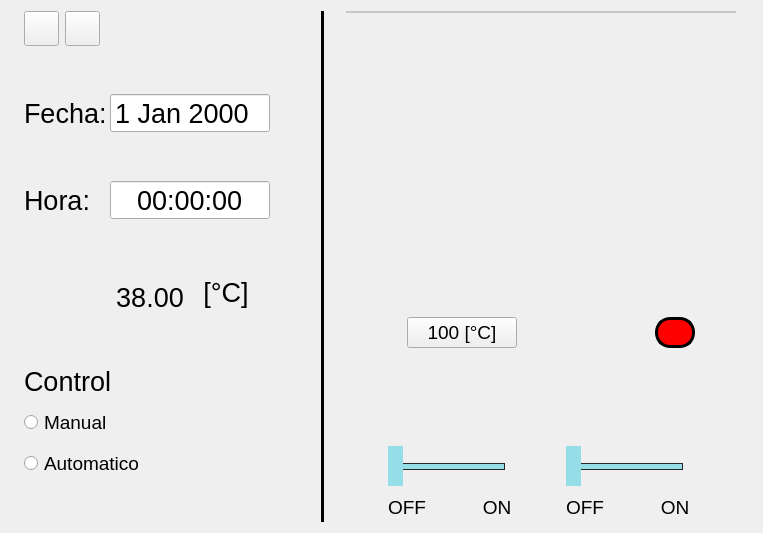
Above: GUI/CUERPO/DISENO/SISTEMA_CONTROL/main_dise.ui from ronihdzz/IoT_domotica before the change. Below: the same form after it.
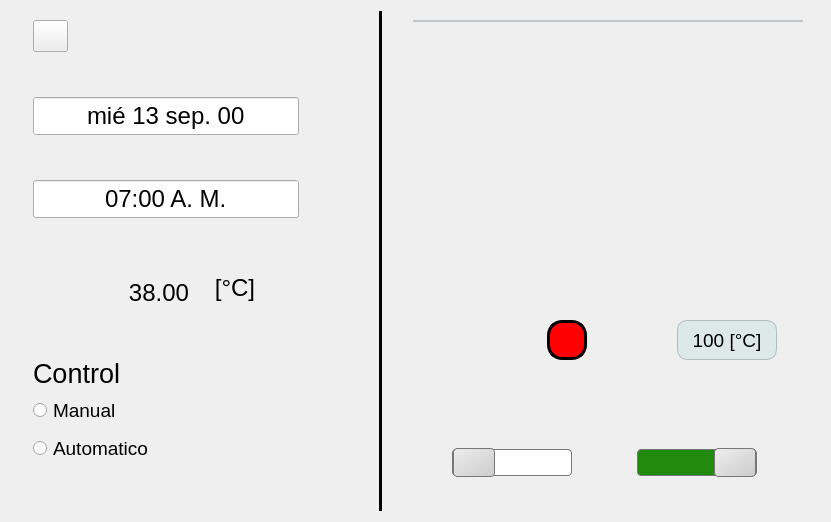
That is the form after the change. Icons and pictures are not drawn.

The edit to the form file:
```diff
--- a/GUI/CUERPO/DISENO/SISTEMA_CONTROL/main_dise.ui
+++ b/GUI/CUERPO/DISENO/SISTEMA_CONTROL/main_dise.ui
@@ -6,14 +6,17 @@
    <rect>
     <x>0</x>
     <y>0</y>
-    <width>761</width>
-    <height>533</height>
+    <width>823</width>
+    <height>518</height>
    </rect>
   </property>
   <property name="windowTitle">
    <string>Form</string>
   </property>
-  <layout class="QHBoxLayout" name="horizontalLayout_5">
+  <property name="locale">
+   <locale language="Spanish" country="Mexico"/>
+  </property>
+  <layout class="QHBoxLayout" name="horizontalLayout_10">
    <item>
     <widget class="QLabel" name="label_13">
      <property name="maximumSize">
@@ -28,10 +31,14 @@
     </widget>
    </item>
    <item>
-    <layout class="QVBoxLayout" name="verticalLayout_2">
-     <property name="sizeConstraint">
-      <enum>QLayout::SetMinAndMaxSize</enum>
+    <widget class="QWidget" name="widget" native="true">
+     <property name="minimumSize">
+      <size>
+       <width>320</width>
+       <height>500</height>
+      </size>
      </property>
+     <layout class="QVBoxLayout" name="verticalLayout">
      <item>
       <layout class="QHBoxLayout" name="horizontalLayout_4">
        <property name="sizeConstraint">
@@ -69,37 +76,6 @@
          </property>
         </widget>
        </item>
-       <item>
-        <widget class="QPushButton" name="btn_configIdioma">
-         <property name="minimumSize">
-          <size>
-           <width>25</width>
-           <height>25</height>
-          </size>
-         </property>
-         <property name="maximumSize">
-          <size>
-           <width>35</width>
-           <height>35</height>
-          </size>
-         </property>
-         <property name="styleSheet">
-          <string notr="true">QPushButton {
-border-image:url(:/SISTEMA_CONTROL/IMAGENES/SISTEMA_CONTROL/idioma_on.png)
- }
-QPushButton:hover {
-border-image:url(:/SISTEMA_CONTROL/IMAGENES/SISTEMA_CONTROL/idioma_off.png)
-}
-QPushButton:pressed {
-border-image:url(:/SISTEMA_CONTROL/IMAGENES/SISTEMA_CONTROL/idioma_on.png)
-}
-</string>
-         </property>
-         <property name="text">
-          <string/>
-         </property>
-        </widget>
-       </item>
        <item>
         <widget class="QLabel" name="label">
          <property name="maximumSize">
@@ -119,7 +95,13 @@
       </layout>
      </item>
      <item>
-      <widget class="QLabel" name="label_5">
+       <widget class="QLabel" name="label_40">
+        <property name="minimumSize">
+         <size>
+          <width>100</width>
+          <height>10</height>
+         </size>
+        </property>
        <property name="text">
         <string/>
        </property>
@@ -130,58 +112,56 @@
        <property name="sizeConstraint">
         <enum>QLayout::SetMinAndMaxSize</enum>
        </property>
-       <item>
-        <widget class="QLabel" name="label_6">
-         <property name="minimumSize">
-          <size>
-           <width>80</width>
-           <height>30</height>
-          </size>
-         </property>
-         <property name="maximumSize">
-          <size>
-           <width>100</width>
-           <height>60</height>
-          </size>
-         </property>
-         <property name="font">
-          <font>
-           <pointsize>20</pointsize>
-          </font>
-         </property>
-         <property name="text">
-          <string>Fecha:</string>
-         </property>
-         <property name="alignment">
-          <set>Qt::AlignLeading|Qt::AlignLeft|Qt::AlignVCenter</set>
-         </property>
-        </widget>
-       </item>
        <item>
         <widget class="QDateEdit" name="dateEdit_fecha">
          <property name="minimumSize">
           <size>
-           <width>160</width>
+            <width>200</width>
            <height>40</height>
           </size>
          </property>
          <property name="maximumSize">
           <size>
-           <width>250</width>
+            <width>600</width>
            <height>60</height>
           </size>
          </property>
          <property name="font">
           <font>
-           <pointsize>20</pointsize>
-          </font>
-         </property>
+            <pointsize>18</pointsize>
+           </font>
+          </property>
+          <property name="locale">
+           <locale language="Spanish" country="Mexico"/>
+          </property>
+          <property name="alignment">
+           <set>Qt::AlignCenter</set>
+          </property>
          <property name="readOnly">
           <bool>true</bool>
          </property>
          <property name="buttonSymbols">
           <enum>QAbstractSpinBox::NoButtons</enum>
          </property>
+          <property name="showGroupSeparator" stdset="0">
+           <bool>false</bool>
+          </property>
+          <property name="dateTime">
+           <datetime>
+            <hour>0</hour>
+            <minute>0</minute>
+            <second>0</second>
+            <year>2000</year>
+            <month>9</month>
+            <day>13</day>
+           </datetime>
+          </property>
+          <property name="displayFormat">
+           <string>ddd dd MMM yy</string>
+          </property>
+          <property name="calendarPopup">
+           <bool>false</bool>
+          </property>
         </widget>
        </item>
        <item>
@@ -192,6 +172,12 @@
            <height>0</height>
           </size>
          </property>
+          <property name="maximumSize">
+           <size>
+            <width>30</width>
+            <height>16777215</height>
+           </size>
+          </property>
          <property name="text">
           <string/>
          </property>
@@ -200,7 +186,13 @@
       </layout>
      </item>
      <item>
-      <widget class="QLabel" name="label_10">
+       <widget class="QLabel" name="label_39">
+        <property name="minimumSize">
+         <size>
+          <width>100</width>
+          <height>10</height>
+         </size>
+        </property>
        <property name="text">
         <string/>
        </property>
@@ -211,33 +203,6 @@
        <property name="sizeConstraint">
         <enum>QLayout::SetMinAndMaxSize</enum>
        </property>
-       <item>
-        <widget class="QLabel" name="label_7">
-         <property name="minimumSize">
-          <size>
-           <width>80</width>
-           <height>30</height>
-          </size>
-         </property>
-         <property name="maximumSize">
-          <size>
-           <width>100</width>
-           <height>60</height>
-          </size>
-         </property>
-         <property name="font">
-          <font>
-           <pointsize>20</pointsize>
-          </font>
-         </property>
-         <property name="text">
-          <string>Hora:</string>
-         </property>
-         <property name="alignment">
-          <set>Qt::AlignLeading|Qt::AlignLeft|Qt::AlignVCenter</set>
-         </property>
-        </widget>
-       </item>
        <item>
         <widget class="QTimeEdit" name="timeEdit_tiempo">
          <property name="minimumSize">
@@ -248,15 +213,21 @@
          </property>
          <property name="maximumSize">
           <size>
-           <width>250</width>
+            <width>600</width>
            <height>60</height>
           </size>
          </property>
          <property name="font">
           <font>
-           <pointsize>20</pointsize>
-          </font>
-         </property>
+            <pointsize>18</pointsize>
+            <weight>50</weight>
+            <italic>false</italic>
+            <bold>false</bold>
+           </font>
+          </property>
+          <property name="locale">
+           <locale language="Spanish" country="Mexico"/>
+          </property>
          <property name="wrapping">
           <bool>false</bool>
          </property>
@@ -269,6 +240,19 @@
          <property name="buttonSymbols">
           <enum>QAbstractSpinBox::NoButtons</enum>
          </property>
+          <property name="dateTime">
+           <datetime>
+            <hour>7</hour>
+            <minute>0</minute>
+            <second>0</second>
+            <year>2000</year>
+            <month>1</month>
+            <day>1</day>
+           </datetime>
+          </property>
+          <property name="displayFormat">
+           <string>hh:mm AP</string>
+          </property>
         </widget>
        </item>
        <item>
@@ -279,6 +263,12 @@
            <height>0</height>
           </size>
          </property>
+          <property name="maximumSize">
+           <size>
+            <width>30</width>
+            <height>16777215</height>
+           </size>
+          </property>
          <property name="text">
           <string/>
          </property>
@@ -287,7 +277,13 @@
       </layout>
      </item>
      <item>
-      <widget class="QLabel" name="label_11">
+       <widget class="QLabel" name="label_38">
+        <property name="minimumSize">
+         <size>
+          <width>100</width>
+          <height>10</height>
+         </size>
+        </property>
        <property name="text">
         <string/>
        </property>
@@ -338,7 +334,7 @@
          </property>
          <property name="font">
           <font>
-           <pointsize>20</pointsize>
+            <pointsize>18</pointsize>
           </font>
          </property>
          <property name="text">
@@ -365,7 +361,7 @@
          </property>
          <property name="font">
           <font>
-           <pointsize>20</pointsize>
+            <pointsize>18</pointsize>
           </font>
          </property>
          <property name="text">
@@ -393,6 +389,12 @@
      </item>
      <item>
       <widget class="QLabel" name="label_12">
+        <property name="minimumSize">
+         <size>
+          <width>100</width>
+          <height>10</height>
+         </size>
+        </property>
        <property name="text">
         <string/>
        </property>
@@ -474,13 +476,20 @@
       </widget>
      </item>
      <item>
-      <widget class="QLabel" name="label_35">
+       <widget class="QLabel" name="label_41">
+        <property name="minimumSize">
+         <size>
+          <width>100</width>
+          <height>10</height>
+         </size>
+        </property>
        <property name="text">
         <string/>
        </property>
       </widget>
      </item>
     </layout>
+    </widget>
    </item>
    <item>
     <widget class="QLabel" name="label_15">
@@ -526,26 +535,31 @@
     </widget>
    </item>
    <item>
-    <layout class="QVBoxLayout" name="verticalLayout_5">
-     <property name="sizeConstraint">
-      <enum>QLayout::SetMinAndMaxSize</enum>
+    <widget class="QWidget" name="widget_4" native="true">
+     <property name="minimumSize">
+      <size>
+       <width>400</width>
+       <height>500</height>
+      </size>
      </property>
+     <layout class="QVBoxLayout" name="verticalLayout_4">
      <item>
       <widget class="QTabWidget" name="tabWidget">
        <property name="minimumSize">
         <size>
          <width>390</width>
-         <height>300</height>
+          <height>250</height>
         </size>
        </property>
        <property name="maximumSize">
         <size>
-         <width>800</width>
-         <height>450</height>
+          <width>16777215</width>
+          <height>600</height>
         </size>
        </property>
        <property name="styleSheet">
-        <string notr="true">QTabWidget::pane { /* The tab widget frame */
+         <string notr="true">
+QTabWidget::pane { /* The tab widget frame */
 /* La linea encabezado que se encuentra abajo de los cuadros de seleccion*/
     border-top: 2px solid #C2C7CB;
 }
@@ -568,8 +582,8 @@
 
     border-top-left-radius: 10px; /*curvatura de los cuadros de seleccion*/
     border-top-right-radius: 4px; /*curvatura de los cuadros de seleccion*/
-    min-width: 25ex; /*ancho de cada casila*/
-	min-height:5ex;/*alto de cada casilla*/
+    min-width: 150px; /*ancho de cada casila*/
+	min-height:40px;/*alto de cada casilla*/
     padding: 2px;
    font: 14pt &quot;MS Shell Dlg 2&quot;;
 }
@@ -619,277 +633,30 @@
       </widget>
      </item>
      <item>
-      <layout class="QHBoxLayout" name="horizontalLayout_10">
-       <property name="sizeConstraint">
-        <enum>QLayout::SetMinAndMaxSize</enum>
-       </property>
-       <item>
-        <widget class="QLabel" name="label_21">
+       <widget class="QWidget" name="widget_5" native="true">
          <property name="minimumSize">
           <size>
-           <width>10</width>
-           <height>0</height>
-          </size>
-         </property>
-         <property name="maximumSize">
-          <size>
-           <width>50</width>
-           <height>16777215</height>
-          </size>
-         </property>
-         <property name="text">
-          <string/>
-         </property>
-        </widget>
-       </item>
+          <width>291</width>
+          <height>200</height>
+         </size>
+        </property>
+        <layout class="QHBoxLayout" name="horizontalLayout_7">
        <item>
-        <layout class="QVBoxLayout" name="verticalLayout_6">
-         <property name="sizeConstraint">
-          <enum>QLayout::SetMinAndMaxSize</enum>
-         </property>
-         <item>
-          <layout class="QHBoxLayout" name="horizontalLayout_12">
-           <item>
-            <widget class="QLabel" name="label_27">
-             <property name="maximumSize">
-              <size>
-               <width>30</width>
-               <height>40</height>
-              </size>
-             </property>
-             <property name="text">
-              <string/>
-             </property>
-            </widget>
-           </item>
-           <item>
-            <widget class="QPushButton" name="btn_configVenti">
+          <widget class="QWidget" name="widget_3" native="true">
              <property name="minimumSize">
-              <size>
-               <width>110</width>
-               <height>30</height>
-              </size>
-             </property>
-             <property name="maximumSize">
-              <size>
-               <width>100</width>
-               <height>40</height>
-              </size>
-             </property>
-             <property name="font">
-              <font>
-               <pointsize>14</pointsize>
-              </font>
-             </property>
-             <property name="text">
-              <string>100 [°C]</string>
-             </property>
-            </widget>
-           </item>
-          </layout>
-         </item>
-         <item>
-          <widget class="QLabel" name="label_8">
-           <property name="minimumSize">
-            <size>
-             <width>0</width>
-             <height>5</height>
-            </size>
-           </property>
-           <property name="maximumSize">
             <size>
              <width>150</width>
-             <height>10</height>
+             <height>180</height>
             </size>
            </property>
-           <property name="text">
-            <string/>
-           </property>
-          </widget>
-         </item>
-         <item>
-          <widget class="QLabel" name="bel_estadoVenti">
-           <property name="minimumSize">
-            <size>
-             <width>100</width>
-             <height>70</height>
-            </size>
-           </property>
-           <property name="maximumSize">
-            <size>
-             <width>130</width>
-             <height>100</height>
-            </size>
-           </property>
-           <property name="styleSheet">
-            <string notr="true">border-image: url(:/SISTEMA_CONTROL/IMAGENES/SISTEMA_CONTROL/ventilador_off.png);
-</string>
-           </property>
-           <property name="text">
-            <string/>
-           </property>
-          </widget>
-         </item>
-         <item>
-          <widget class="QSlider" name="hoSli_venti">
-           <property name="minimumSize">
-            <size>
-             <width>0</width>
-             <height>40</height>
-            </size>
-           </property>
-           <property name="maximumSize">
-            <size>
-             <width>130</width>
-             <height>40</height>
-            </size>
-           </property>
-           <property name="styleSheet">
-            <string notr="true">QSlider {
-    min-height: 40px;
-    max-height: 40px;
-}
-
-QSlider::groove:horizontal {
-    border: 1px solid #262626;
-    height: 5px;
-   /* background: #393939;*/
-	background:#95DEE7;
-    margin: 0 12px;
-}
-
-QSlider::handle:horizontal {
-   /* background: #22B14C;*/
-    background:#95DEE7;
-    width: 15px;
-    height: 80px;
-    margin: 24px -12px;
-}</string>
-           </property>
-           <property name="maximum">
-            <number>1</number>
-           </property>
-           <property name="pageStep">
-            <number>1</number>
-           </property>
-           <property name="orientation">
-            <enum>Qt::Horizontal</enum>
-           </property>
-           <property name="tickPosition">
-            <enum>QSlider::TicksBothSides</enum>
-           </property>
-          </widget>
-         </item>
-         <item>
-          <layout class="QHBoxLayout" name="horizontalLayout_11">
-           <item>
-            <widget class="QLabel" name="label_23">
-             <property name="minimumSize">
-              <size>
-               <width>40</width>
-               <height>30</height>
-              </size>
-             </property>
-             <property name="maximumSize">
-              <size>
-               <width>40</width>
-               <height>30</height>
-              </size>
-             </property>
-             <property name="font">
-              <font>
-               <pointsize>14</pointsize>
-              </font>
-             </property>
-             <property name="text">
-              <string>OFF</string>
-             </property>
-             <property name="alignment">
-              <set>Qt::AlignCenter</set>
-             </property>
-            </widget>
-           </item>
-           <item>
-            <widget class="QLabel" name="label_24">
-             <property name="minimumSize">
-              <size>
-               <width>0</width>
-               <height>30</height>
-              </size>
-             </property>
-             <property name="maximumSize">
-              <size>
-               <width>50</width>
-               <height>30</height>
-              </size>
-             </property>
-             <property name="text">
-              <string/>
-             </property>
-            </widget>
-           </item>
-           <item>
-            <widget class="QLabel" name="label_25">
-             <property name="minimumSize">
-              <size>
-               <width>40</width>
-               <height>30</height>
-              </size>
-             </property>
-             <property name="maximumSize">
-              <size>
-               <width>40</width>
-               <height>30</height>
-              </size>
-             </property>
-             <property name="font">
-              <font>
-               <pointsize>14</pointsize>
-              </font>
-             </property>
-             <property name="text">
-              <string>ON</string>
-             </property>
-             <property name="alignment">
-              <set>Qt::AlignCenter</set>
-             </property>
-            </widget>
-           </item>
-          </layout>
-         </item>
-        </layout>
-       </item>
-       <item>
-        <widget class="QLabel" name="label_20">
-         <property name="minimumSize">
-          <size>
-           <width>10</width>
-           <height>0</height>
-          </size>
-         </property>
-         <property name="maximumSize">
-          <size>
-           <width>50</width>
-           <height>16777215</height>
-          </size>
-         </property>
-         <property name="text">
-          <string/>
-         </property>
-        </widget>
-       </item>
-       <item>
         <layout class="QVBoxLayout" name="verticalLayout_3">
-         <property name="sizeConstraint">
-          <enum>QLayout::SetMinAndMaxSize</enum>
-         </property>
          <item>
           <layout class="QHBoxLayout" name="horizontalLayout_9">
            <item>
             <widget class="QLabel" name="label_9">
              <property name="maximumSize">
               <size>
-               <width>90</width>
+                  <width>100</width>
                <height>40</height>
               </size>
              </property>
@@ -925,17 +692,13 @@
           </layout>
          </item>
          <item>
-          <widget class="QLabel" name="label_31">
-           <property name="minimumSize">
-            <size>
-             <width>0</width>
-             <height>5</height>
-            </size>
-           </property>
+             <layout class="QHBoxLayout" name="horizontalLayout_8">
+              <item>
+               <widget class="QLabel" name="label_34">
            <property name="maximumSize">
             <size>
-             <width>150</width>
-             <height>10</height>
+                  <width>40</width>
+                  <height>16777215</height>
             </size>
            </property>
            <property name="text">
@@ -953,8 +716,8 @@
            </property>
            <property name="maximumSize">
             <size>
-             <width>130</width>
-             <height>120</height>
+                  <width>150</width>
+                  <height>150</height>
             </size>
            </property>
            <property name="styleSheet">
@@ -966,63 +729,185 @@
           </widget>
          </item>
          <item>
+               <widget class="QLabel" name="label_35">
+                <property name="maximumSize">
+                 <size>
+                  <width>40</width>
+                  <height>16777215</height>
+                 </size>
+                </property>
+                <property name="text">
+                 <string/>
+                </property>
+               </widget>
+              </item>
+             </layout>
+            </item>
+            <item>
+             <layout class="QHBoxLayout" name="horizontalLayout_13">
+              <item>
+               <widget class="QLabel" name="label_36">
+                <property name="maximumSize">
+                 <size>
+                  <width>40</width>
+                  <height>16777215</height>
+                 </size>
+                </property>
+                <property name="text">
+                 <string/>
+                </property>
+               </widget>
+              </item>
+              <item>
           <widget class="QSlider" name="hoSli_foco">
+                <property name="minimumSize">
+                 <size>
+                  <width>100</width>
+                  <height>35</height>
+                 </size>
+                </property>
            <property name="maximumSize">
             <size>
-             <width>130</width>
-             <height>40</height>
+                  <width>120</width>
+                  <height>16777215</height>
             </size>
            </property>
            <property name="styleSheet">
-            <string notr="true">QSlider {
-    min-height: 40px;
-    max-height: 40px;
+                 <string notr="true">QSlider::groove:horizontal {
+border: 1px solid #bbb;
+background: white;
+height: 25px; /*ALTURA DE LA BARRA*/
+border-radius: 4px;
+text:&quot;roni&quot;;
 }
 
-QSlider::groove:horizontal {
-    border: 1px solid #262626;
-    height: 5px;
-   /* background: #393939;*/
-	background:#95DEE7;
-    margin: 0 12px;
+QSlider::sub-page:horizontal {
+background: qlineargradient(x1: 0, y1: 0,    x2: 0, y2: 1,
+    stop: 0 #66e, stop: 1 #bbf);
+background: rgb(33, 139, 14);/*qlineargradient(x1: 0, y1: 0.2, x2: 1, y2: 1,
+    stop: 0 #bbf, stop: 1 #55f);*/
+border: 1px solid #777;
+height: 10px;
+border-radius: 4px;
+text:&quot;roni&quot;;
 }
 
+QSlider::add-page:horizontal {
+background: #fff;   /*COLOR DE BARRA A LA IZQUIERDA*/
+border: 1px solid #777;
+height: 10px;
+border-radius: 4px;
+text:&quot;roni&quot;;
+}
+
 QSlider::handle:horizontal {
-   /* background: #22B14C;*/
-    background:#95DEE7;
-    width: 15px;
-    height: 80px;
-    margin: 24px -12px;
+background: qlineargradient(x1:0, y1:0, x2:1, y2:1,stop:0 #eee, stop:1 #ccc); /*colo de la cosa que se mueve*/
+border: 1px solid #777;
+width: 40px; /* ancho de la barra que se  mueve*/
+margin-top: -2px;
+margin-bottom: -2px;
+border-radius: 4px;
+text:&quot;roni&quot;;
+}
+
+QSlider::handle:horizontal:hover {
+background: qlineargradient(x1:0, y1:0, x2:1, y2:1,
+    stop:0 #fff, stop:1 #ddd);
+border: 1px solid #444;
+border-radius: 4px;
+text:&quot;roni&quot;;
+}
+
+QSlider::sub-page:horizontal:disabled {
+background: #bbb;
+border-color: #999;
+text:&quot;roni&quot;;
+}
+
+QSlider::add-page:horizontal:disabled {
+background: #eee;
+border-color: #999;
+text:&quot;roni&quot;;
+}
+
+QSlider::handle:horizontal:disabled {
+background: #eee;
+border: 1px solid #aaa;
+border-radius: 4px;
+text:&quot;roni&quot;;
 }</string>
            </property>
            <property name="maximum">
             <number>1</number>
            </property>
+                <property name="singleStep">
+                 <number>1</number>
+                </property>
            <property name="pageStep">
             <number>1</number>
            </property>
+                <property name="tracking">
+                 <bool>true</bool>
+                </property>
            <property name="orientation">
             <enum>Qt::Horizontal</enum>
            </property>
-           <property name="tickPosition">
-            <enum>QSlider::TicksBothSides</enum>
-           </property>
-          </widget>
-         </item>
+               </widget>
+              </item>
+              <item>
+               <widget class="QLabel" name="label_37">
+                <property name="maximumSize">
+                 <size>
+                  <width>40</width>
+                  <height>16777215</height>
+                 </size>
+                </property>
+                <property name="text">
+                 <string/>
+                </property>
+               </widget>
+              </item>
+             </layout>
+            </item>
+           </layout>
+          </widget>
+         </item>
          <item>
-          <layout class="QHBoxLayout" name="horizontalLayout_7">
+          <widget class="QWidget" name="widget_2" native="true">
+           <property name="minimumSize">
+            <size>
+             <width>150</width>
+             <height>180</height>
+            </size>
+           </property>
+           <layout class="QVBoxLayout" name="verticalLayout_2">
            <item>
-            <widget class="QLabel" name="label_17">
+             <layout class="QHBoxLayout" name="horizontalLayout_12">
+              <item>
+               <widget class="QLabel" name="label_27">
+                <property name="maximumSize">
+                 <size>
+                  <width>100</width>
+                  <height>40</height>
+                 </size>
+                </property>
+                <property name="text">
+                 <string/>
+                </property>
+               </widget>
+              </item>
+              <item>
+               <widget class="QPushButton" name="btn_configVenti">
              <property name="minimumSize">
               <size>
-               <width>40</width>
+                  <width>100</width>
                <height>30</height>
               </size>
              </property>
              <property name="maximumSize">
               <size>
-               <width>40</width>
-               <height>30</height>
+                  <width>100</width>
+                  <height>40</height>
               </size>
              </property>
              <property name="font">
@@ -1030,78 +915,214 @@
                <pointsize>14</pointsize>
               </font>
              </property>
+                <property name="styleSheet">
+                 <string notr="true">QPushButton:hover {
+    background-color: #DDE8E8; 
+	border: 1px solid #DAE7E7;
+    border-radius: 10px;
+}
+
+QPushButton {
+    background-color: #DDE8E8; 
+	border: 1px solid #B1BCBC;
+    border-radius: 10px;
+}
+
+QPushButton:pressed {
+    background-color:#B8C0C0;
+	border: 1px solid #B8C0C0;
+    border-radius: 10px;
+}
+
+QPushButton:disabled {
+    background-color: rgb(170, 170, 127)
+}</string>
+                </property>
              <property name="text">
-              <string>OFF</string>
-             </property>
-             <property name="alignment">
-              <set>Qt::AlignCenter</set>
-             </property>
+                 <string>100 [°C]</string>
+                </property>
+               </widget>
+              </item>
+             </layout>
+            </item>
+            <item>
+             <layout class="QHBoxLayout" name="horizontalLayout_5">
+              <item>
+               <widget class="QLabel" name="label_8">
+                <property name="maximumSize">
+                 <size>
+                  <width>40</width>
+                  <height>16777215</height>
+                 </size>
+                </property>
+                <property name="text">
+                 <string/>
+                </property>
             </widget>
            </item>
            <item>
-            <widget class="QLabel" name="label_18">
+               <widget class="QLabel" name="bel_estadoVenti">
              <property name="minimumSize">
               <size>
-               <width>0</width>
-               <height>30</height>
+                  <width>100</width>
+                  <height>70</height>
               </size>
              </property>
              <property name="maximumSize">
               <size>
-               <width>50</width>
-               <height>30</height>
-              </size>
-             </property>
+                  <width>150</width>
+                  <height>150</height>
+                 </size>
+                </property>
+                <property name="styleSheet">
+                 <string notr="true">border-image: url(:/SISTEMA_CONTROL/IMAGENES/SISTEMA_CONTROL/ventilador_off.png);
+</string>
+                </property>
              <property name="text">
               <string/>
              </property>
             </widget>
            </item>
            <item>
-            <widget class="QLabel" name="label_19">
-             <property name="minimumSize">
+               <widget class="QLabel" name="label_31">
+                <property name="maximumSize">
               <size>
                <width>40</width>
-               <height>30</height>
-              </size>
-             </property>
+                  <height>16777215</height>
+                 </size>
+                </property>
+                <property name="text">
+                 <string/>
+                </property>
+               </widget>
+              </item>
+             </layout>
+            </item>
+            <item>
+             <layout class="QHBoxLayout" name="horizontalLayout_6">
+              <item>
+               <widget class="QLabel" name="label_32">
              <property name="maximumSize">
               <size>
                <width>40</width>
-               <height>30</height>
-              </size>
-             </property>
-             <property name="font">
-              <font>
-               <pointsize>14</pointsize>
-              </font>
-             </property>
+                  <height>16777215</height>
+                 </size>
+                </property>
              <property name="text">
-              <string>ON</string>
-             </property>
-             <property name="alignment">
-              <set>Qt::AlignCenter</set>
-             </property>
-            </widget>
-           </item>
-          </layout>
-         </item>
-        </layout>
-       </item>
+                 <string/>
+                </property>
+               </widget>
+              </item>
        <item>
-        <widget class="QLabel" name="label_22">
+               <widget class="QSlider" name="hoSli_venti">
+                <property name="enabled">
+                 <bool>true</bool>
+                </property>
          <property name="minimumSize">
           <size>
-           <width>10</width>
-           <height>0</height>
+                  <width>100</width>
+                  <height>35</height>
           </size>
          </property>
          <property name="maximumSize">
           <size>
-           <width>50</width>
+                  <width>120</width>
            <height>16777215</height>
           </size>
          </property>
+                <property name="styleSheet">
+                 <string notr="true">QSlider::groove:horizontal {
+border: 1px solid #bbb;
+background: white;
+height: 25px; /*ALTURA DE LA BARRA*/
+border-radius: 4px;
+}
+
+QSlider::sub-page:horizontal {
+/*background: qlineargradient(x1: 0, y1: 0,    x2: 0, y2: 1,
+    stop: 0 #66e, stop: 1 #bbf);*/
+background: rgb(33, 139, 14);
+border: 1px solid #777;
+height: 10px;
+border-radius: 4px;
+text:&quot;roni&quot;;
+}
+
+QSlider::add-page:horizontal {
+background: #fff;   /*COLOR DE BARRA A LA IZQUIERDA*/
+border: 1px solid #777;
+height: 10px;
+border-radius: 4px;
+text:&quot;roni&quot;;
+}
+
+QSlider::handle:horizontal {
+background: qlineargradient(x1:0, y1:0, x2:1, y2:1,stop:0 #eee, stop:1 #ccc); /*colo de la cosa que se mueve*/
+border: 1px solid #777;
+width: 40px; /* ancho de la barra que se  mueve*/
+margin-top: -2px;
+margin-bottom: -2px;
+border-radius: 4px;
+text:&quot;roni&quot;;
+}
+
+QSlider::handle:horizontal:hover {
+background: qlineargradient(x1:0, y1:0, x2:1, y2:1,
+    stop:0 #fff, stop:1 #ddd);
+border: 1px solid #444;
+border-radius: 4px;
+text:&quot;roni&quot;;
+}
+
+QSlider::sub-page:horizontal:disabled {
+background: #bbb;
+background: qlineargradient(x1: 0, y1: 0.2, x2: 1, y2: 1,
+    stop: 0 #058C4BCF, stop: 1 #058C4B);  /*rgb(33, 139, 14);*/
+border-color: #999;
+text:&quot;roni&quot;;
+}
+
+QSlider::add-page:horizontal:disabled {
+background: #eee;
+border-color: #999;
+text:&quot;roni&quot;;
+}
+
+QSlider::handle:horizontal:disabled {
+background: #eee;
+border: 1px solid #aaa;
+border-radius: 4px;
+text:&quot;roni&quot;;
+}</string>
+                </property>
+                <property name="maximum">
+                 <number>1</number>
+                </property>
+                <property name="singleStep">
+                 <number>1</number>
+                </property>
+                <property name="pageStep">
+                 <number>1</number>
+                </property>
+                <property name="value">
+                 <number>1</number>
+                </property>
+                <property name="tracking">
+                 <bool>true</bool>
+                </property>
+                <property name="orientation">
+                 <enum>Qt::Horizontal</enum>
+                </property>
+               </widget>
+              </item>
+              <item>
+               <widget class="QLabel" name="label_33">
+                <property name="maximumSize">
+                 <size>
+                  <width>40</width>
+                  <height>16777215</height>
+                 </size>
+                </property>
          <property name="text">
           <string/>
          </property>
@@ -1110,6 +1131,13 @@
       </layout>
      </item>
     </layout>
+          </widget>
+         </item>
+        </layout>
+       </widget>
+      </item>
+     </layout>
+    </widget>
    </item>
    <item>
     <widget class="QLabel" name="label_16">
```
Lines whose indentation alone changed are shown as unchanged.
